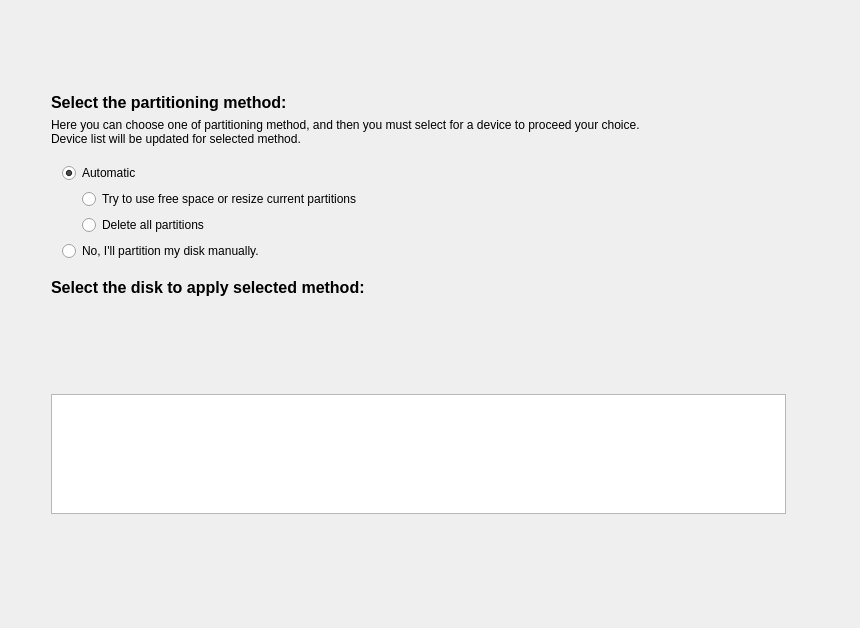
Before: the Qt Designer form yali4/gui/Ui/autopartwidget.ui in dadas45li/yali, drawn with Qt 5.
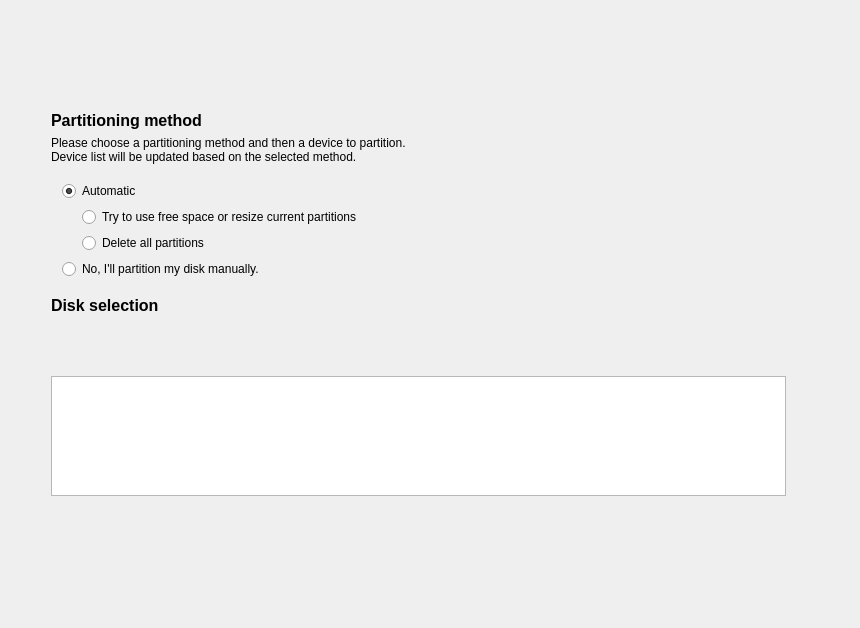
After: the same form once the commit is applied.

What changed in the file:
```diff
--- a/yali4/gui/Ui/autopartwidget.ui
+++ b/yali4/gui/Ui/autopartwidget.ui
@@ -51,7 +51,7 @@
 &lt;html>&lt;head>&lt;meta name="qrichtext" content="1" />&lt;style type="text/css">
 p, li { white-space: pre-wrap; }
 &lt;/style>&lt;/head>&lt;body style=" font-family:'Droid Sans'; font-size:10pt; font-weight:400; font-style:normal;">
-&lt;p style=" margin-top:0px; margin-bottom:0px; margin-left:0px; margin-right:0px; -qt-block-indent:0; text-indent:0px; font-size:8pt;">&lt;span style=" font-size:12pt; font-weight:600;">Select the partitioning method:&lt;/span>&lt;/p>&lt;/body>&lt;/html></string>
+&lt;p style=" margin-top:0px; margin-bottom:0px; margin-left:0px; margin-right:0px; -qt-block-indent:0; text-indent:0px; font-size:8pt;">&lt;span style=" font-size:12pt; font-weight:600;">Partitioning method&lt;/span>&lt;/p>&lt;/body>&lt;/html></string>
        </property>
        <property name="alignment" >
         <set>Qt::AlignTop</set>
@@ -64,7 +64,7 @@
      <item>
       <widget class="QLabel" name="label" >
        <property name="text" >
-        <string>Here you can choose one of partitioning method, and then you must select for a device to proceed your choice. &lt;br>Device list will be updated for selected method.</string>
+        <string>Please choose a partitioning method and then a device to partition.&lt;br>Device list will be updated based on the selected method.</string>
        </property>
        <property name="textFormat" >
         <enum>Qt::AutoText</enum>
@@ -191,7 +191,7 @@
 &lt;html>&lt;head>&lt;meta name="qrichtext" content="1" />&lt;style type="text/css">
 p, li { white-space: pre-wrap; }
 &lt;/style>&lt;/head>&lt;body style=" font-family:'Droid Sans'; font-size:10pt; font-weight:400; font-style:normal;">
-&lt;p style=" margin-top:0px; margin-bottom:0px; margin-left:0px; margin-right:0px; -qt-block-indent:0; text-indent:0px; font-size:8pt;">&lt;span style=" font-size:12pt; font-weight:600;">Select the disk to apply selected method:&lt;/span>&lt;/p>&lt;/body>&lt;/html></string>
+&lt;p style=" margin-top:0px; margin-bottom:0px; margin-left:0px; margin-right:0px; -qt-block-indent:0; text-indent:0px; font-size:8pt;">&lt;span style=" font-size:12pt; font-weight:600;">Disk selection&lt;/span>&lt;/p>&lt;/body>&lt;/html></string>
          </property>
          <property name="alignment" >
           <set>Qt::AlignTop</set>
```
Left out of the diff: 6 changed lines with no effect on the pictures.
